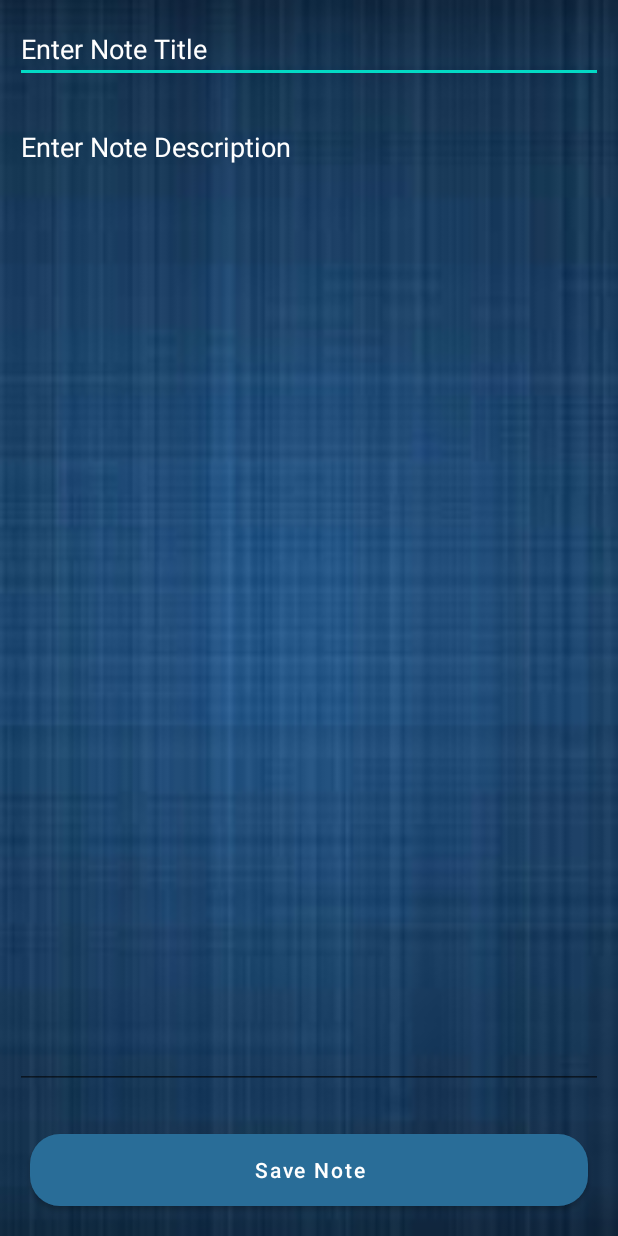
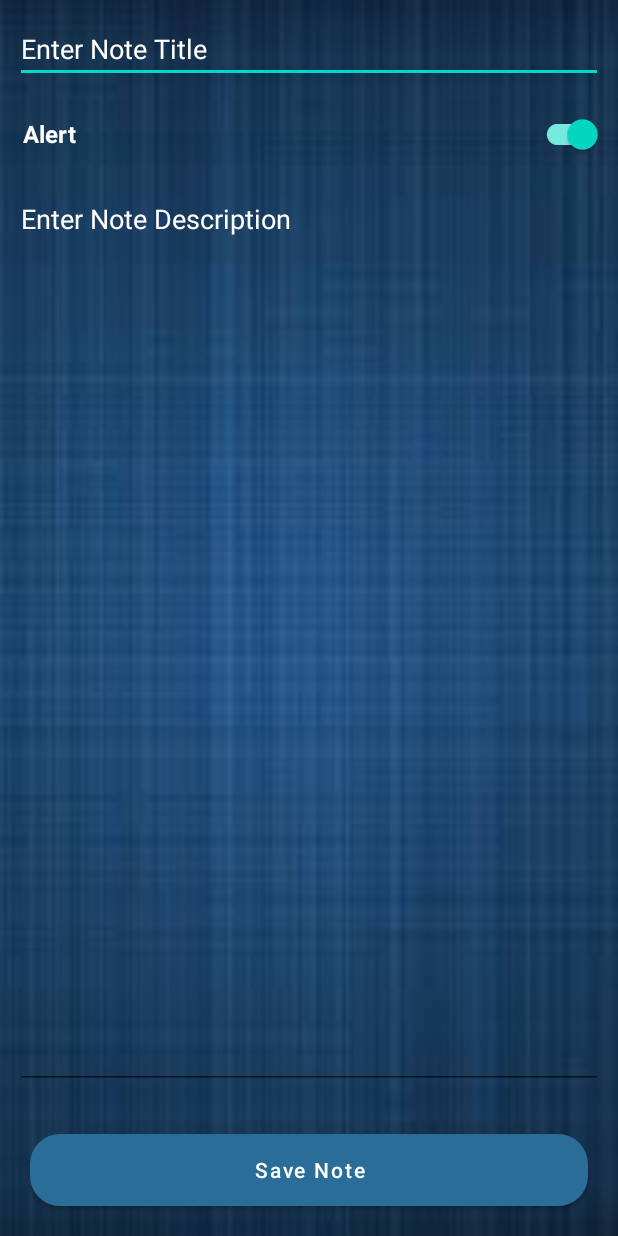
Before and after one commit to yashprakashinfotech/Short-Notes, an Android app: the AddEditActivity screen opened directly, with no data from a screen before it, on a phone screen of 412 x 824 dp. Run offline under Robolectric (Android 15) with nearby library versions, the phone set to English and light mode, and no system bars; our stand-ins replace Room's generated code.

Commit message:
Alert Box Design Done

```diff
--- a/app/src/main/res/layout/activity_add_edit.xml
+++ b/app/src/main/res/layout/activity_add_edit.xml
@@ -8,26 +8,73 @@
     tools:context=".activity.AddEditActivity">
 
     <EditText
+        android:id="@+id/etNoteTitle"
         android:layout_width="match_parent"
         android:layout_height="wrap_content"
-        android:id="@+id/etNoteTitle"
+        android:layout_marginStart="10dp"
+        android:layout_marginTop="10dp"
+        android:layout_marginEnd="10dp"
+        android:layout_marginBottom="10dp"
         android:hint="@string/enter_note_title"
         android:textColor="@color/white"
+        android:textColorHint="@color/white" />
+    <com.google.android.material.switchmaterial.SwitchMaterial
+        android:id="@+id/switchAlarm"
+        android:layout_width="match_parent"
+        android:layout_height="wrap_content"
+        android:checked="true"
+        android:layout_marginHorizontal="10dp"
+        android:layout_below="@id/etNoteTitle"
+        android:textColor="@color/white"
+        android:textStyle="bold"
+        android:textSize="16sp"
+        android:paddingStart="5dp"
+        android:text="@string/alert"
+        tools:ignore="RtlSymmetry" />
+
+    <EditText
+        android:id="@+id/etDate"
+        style="@style/common_edit_text"
+        android:layout_width="match_parent"
+        android:layout_height="45dp"
+        android:clickable="false"
+        android:cursorVisible="false"
+        android:focusable="false"
+        android:focusableInTouchMode="false"
+        android:hint="@string/dd_MM_yyyy"
+        android:textColor="@color/white"
         android:textColorHint="@color/white"
-        android:layout_margin="10dp"
-        />
+        android:layout_below="@id/switchAlarm"
+        android:visibility="gone"
+        tools:ignore="Autofill,LabelFor,MissingConstraints,RtlSymmetry,TextFields" />
+
+    <EditText
+        android:id="@+id/etTime"
+        style="@style/common_edit_text"
+        android:layout_width="match_parent"
+        android:layout_height="45dp"
+        android:clickable="false"
+        android:cursorVisible="false"
+        android:focusable="false"
+        android:focusableInTouchMode="false"
+        android:hint="@string/dd_MM_yyyy"
+        android:textColor="@color/white"
+        android:textColorHint="@color/white"
+        android:layout_below="@id/etDate"
+        android:visibility="gone"
+        tools:ignore="Autofill,LabelFor,MissingConstraints,RtlSymmetry,TextFields" />
 
     <EditText
         android:id="@+id/etNoteDescription"
         android:layout_width="match_parent"
         android:layout_height="match_parent"
-        android:layout_below="@id/etNoteTitle"
+        android:layout_above="@id/btnAddUpdate"
+        android:layout_below="@id/etTime"
         android:layout_marginStart="10dp"
         android:layout_marginTop="10dp"
         android:layout_marginEnd="10dp"
         android:layout_marginBottom="10dp"
         android:gravity="start|top"
-        android:layout_above="@id/btnAddUpdate"
         android:hint="@string/enter_note_description"
         android:inputType="textMultiLine"
         android:singleLine="false"
--- a/app/src/main/res/values/strings.xml
+++ b/app/src/main/res/values/strings.xml
@@ -5,4 +5,5 @@
     <string name="button">Button</string>
 
     <string name="alert">Alert</string>
+    <string name="dd_MM_yyyy">dd/MM/yyyy</string>
 </resources>
--- /dev/null
+++ b/app/src/main/res/values/style.xml
@@ -0,0 +1,17 @@
+<?xml version="1.0" encoding="utf-8"?>
+<resources>
+
+    <style name="common_edit_text">
+
+        <item name="android:layout_marginTop">5dp</item>
+        <item name="android:ems">10</item>
+        <item name="android:enabled">false</item>
+        <item name="android:padding">10dp</item>
+        <item name="paddingStart">25dp</item>
+        <item name="android:textSize">16sp</item>
+        <item name="android:focusable">true</item>
+        <item name="android:drawablePadding">12dp</item>
+
+    </style>
+
+</resources>
```
